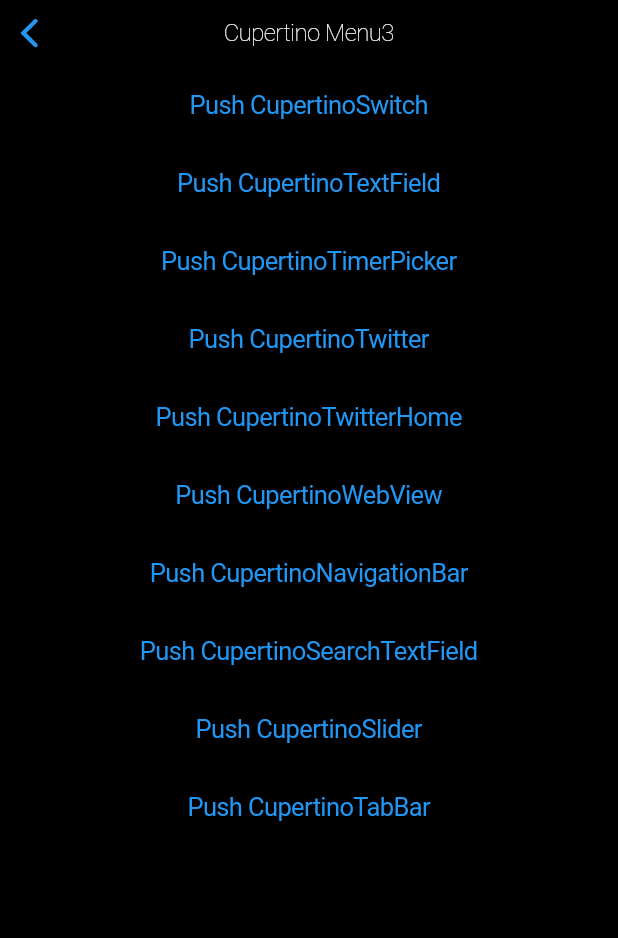
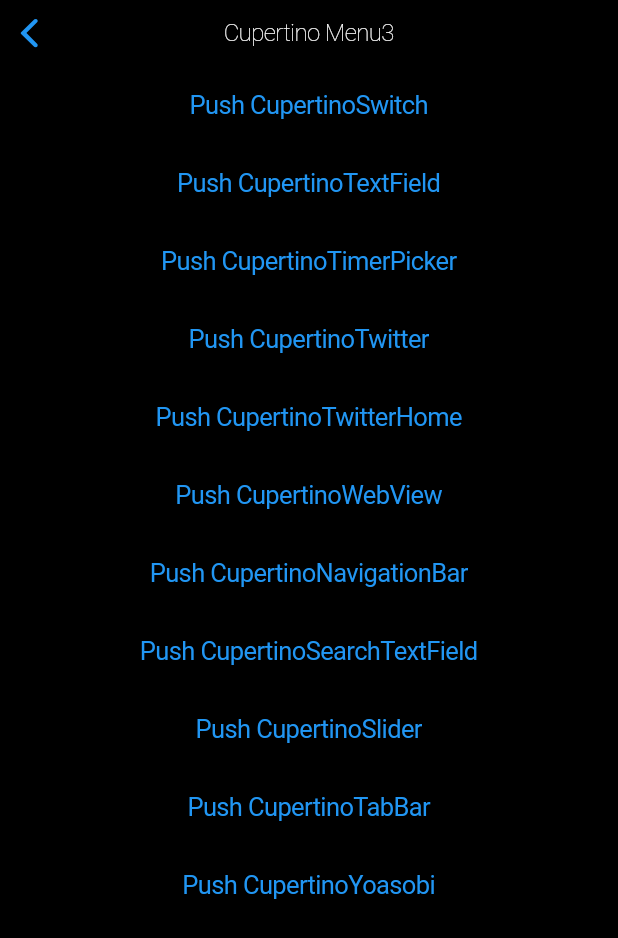
Before and after one commit to hiroyuki12/flutter_my_app2, a Flutter app: the CupertinoMenu3 screen opened directly, on a phone screen of 412 x 824 dp. Shown: the top 938 px of the screen. Run offline on Flutter 3.47's test engine with Material 2 defaults, Android fonts, the phone set to English and light mode, and no system bars; our stand-ins replace flutter_signin_button, local_auth, shared_preferences, webview_flutter; missing offline and left inert: flutter_share, sqlite_viewer; accounts and stored records are empty.

Commit message:
Update CupertinoMenu3.

```diff
--- a/lib/pages/Cupertino/CupertinoMenu3.dart
+++ b/lib/pages/Cupertino/CupertinoMenu3.dart
@@ -10,9 +10,9 @@ import 'CupertinoTwitterHome.dart';
 import 'CupertinoWebView.dart';
 import 'CupertinoNavigationBar.dart';
 import 'CupertinoSearchTextField.dart';
-import 'CupertinoBottomNav.dart';
 import 'CupertinoSlider.dart';
 import 'CupertinoTabBar.dart';
+import 'CupertinoYoasobi.dart';
 
 class CupertinoMenu3 extends StatefulWidget {
   @override
@@ -108,6 +108,13 @@ class _State extends State<CupertinoMenu3> {
                   context, MaterialPageRoute(builder: (context) => MyCupertinoTabBar())
                 ),
             ),
+            CupertinoButton(
+              child: Text("Push CupertinoYoasobi"),
+              onPressed: () =>
+                Navigator.push(
+                  context, MaterialPageRoute(builder: (context) => CupertinoYoasobi())
+                ),
+            ),
 
           ],
         ),
```
